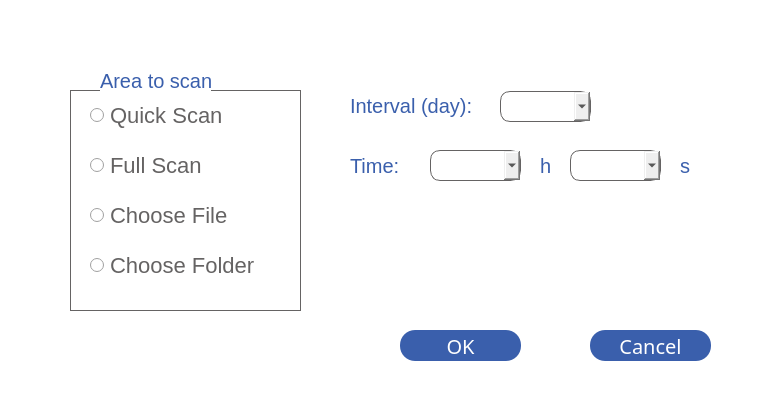
Old version of the form dialog.ui in the repository duyct0311/Smart-IR.
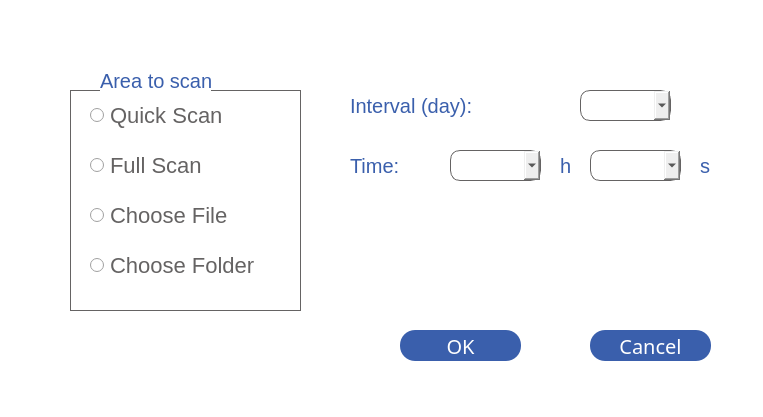
New version of the form.

The edit to the form file:
```diff
--- a/dialog.ui
+++ b/dialog.ui
@@ -41,7 +41,7 @@
     <rect>
      <x>100</x>
      <y>60</y>
-     <width>111</width>
+     <width>191</width>
      <height>41</height>
     </rect>
    </property>
@@ -61,7 +61,7 @@
     <rect>
      <x>90</x>
      <y>100</y>
-     <width>151</width>
+     <width>161</width>
      <height>31</height>
     </rect>
    </property>
@@ -81,7 +81,7 @@
     <rect>
      <x>90</x>
      <y>150</y>
-     <width>151</width>
+     <width>181</width>
      <height>31</height>
     </rect>
    </property>
@@ -141,7 +141,7 @@
     <rect>
      <x>350</x>
      <y>90</y>
-     <width>131</width>
+     <width>231</width>
      <height>31</height>
     </rect>
    </property>
@@ -159,8 +159,8 @@
   <widget class="QComboBox" name="comboBox">
    <property name="geometry">
     <rect>
-     <x>500</x>
-     <y>91</y>
+     <x>580</x>
+     <y>90</y>
      <width>91</width>
      <height>31</height>
     </rect>
@@ -177,7 +177,7 @@
     <rect>
      <x>350</x>
      <y>150</y>
-     <width>71</width>
+     <width>101</width>
      <height>31</height>
     </rect>
    </property>
@@ -195,7 +195,7 @@
   <widget class="QComboBox" name="comboBox_2">
    <property name="geometry">
     <rect>
-     <x>430</x>
+     <x>450</x>
      <y>150</y>
      <width>91</width>
      <height>31</height>
@@ -211,7 +211,7 @@
   <widget class="QLabel" name="label_5">
    <property name="geometry">
     <rect>
-     <x>540</x>
+     <x>560</x>
      <y>150</y>
      <width>21</width>
      <height>31</height>
@@ -231,7 +231,7 @@
   <widget class="QComboBox" name="comboBox_3">
    <property name="geometry">
     <rect>
-     <x>570</x>
+     <x>590</x>
      <y>150</y>
      <width>91</width>
      <height>31</height>
@@ -247,7 +247,7 @@
   <widget class="QLabel" name="label_6">
    <property name="geometry">
     <rect>
-     <x>680</x>
+     <x>700</x>
      <y>150</y>
      <width>21</width>
      <height>31</height>
```
